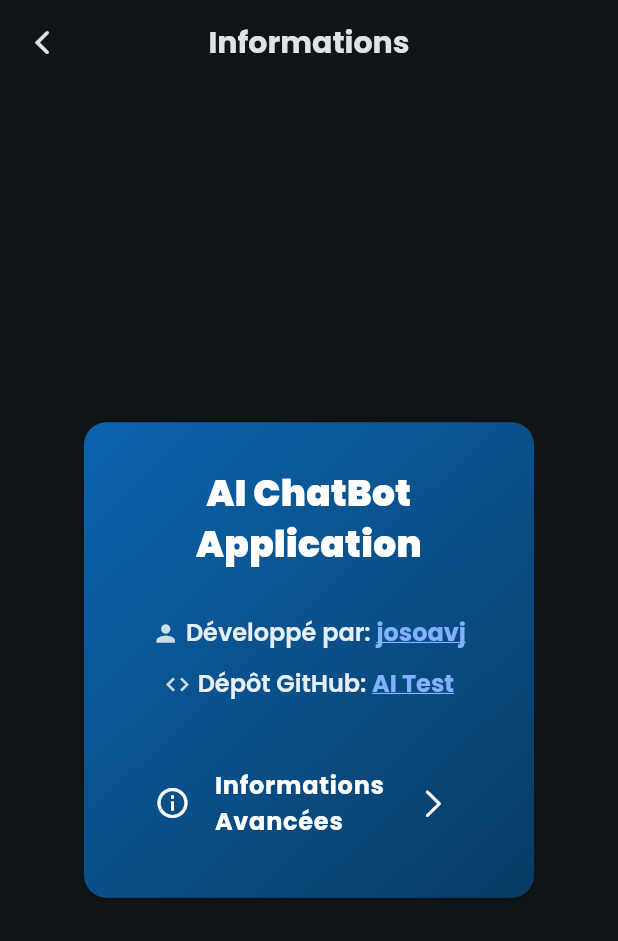
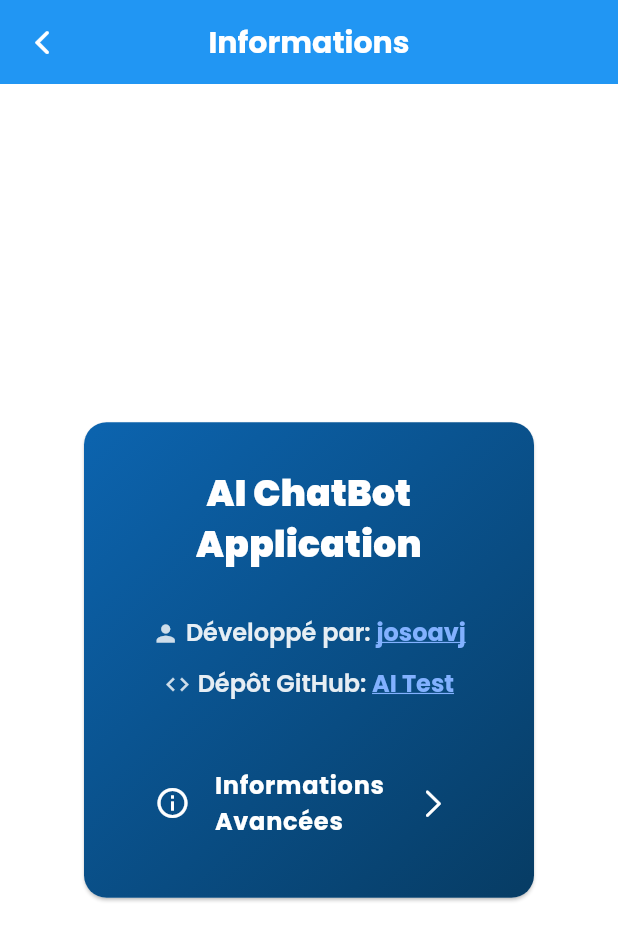
Before and after one commit to josoavj/ai.assistant, a Flutter app: the screen it shows after launch, in the side drawer, after a tap on "À propos", on a phone screen of 412 x 824 dp. Shown: the top 941 px of the screen. Run offline on Flutter 3.47's test engine with Material 3 defaults, Android fonts, the light colour scheme and no system bars; our stand-ins replace firebase_core, flutter_colorpicker, flutter_markdown, google_fonts, google_generative_ai, shared_preferences; accounts and stored records are empty.

Commit message:
Update main.dart

```diff
--- a/lib/main.dart
+++ b/lib/main.dart
@@ -1,31 +1,175 @@
+import 'package:ai_test/pages/settings.dart';
 import 'package:flutter/material.dart';
+import 'package:google_fonts/google_fonts.dart';
+import 'package:shared_preferences/shared_preferences.dart';
 import 'package:provider/provider.dart';
-import 'package:shared_preferences/shared_preferences.dart';
 import 'package:ai_test/screens/chatscreen.dart';
+import 'package:ai_test/screens/settings.dart';
 
-// Class to manage and notify about theme changes
-class ThemeProvider with ChangeNotifier {
-  static const String _themeModeKey = 'themeMode';
+// Classe qui contient les définitions de thème (light et dark).
+class AppThemes {
+  static MaterialColor createMaterialColor(Color color) {
+    List strengths = <double>[.05, .1, .2, .3, .4, .5, .6, .7, .8, .9];
+    Map<int, Color> swatch = {};
+    final int r = color.red, g = color.green, b = color.blue;
 
-  ThemeMode _themeMode = ThemeMode.dark; // Default to dark theme
-
-  ThemeMode get themeMode => _themeMode;
-
-  ThemeProvider() {
-    _loadThemeMode();
+    for (int i = 0; i < 10; i++) {
+      swatch[(strengths[i] * 1000).round()] = Color.fromRGBO(r, g, b, strengths[i]);
+    }
+    return MaterialColor(color.value, swatch);
   }
 
-  Future<void> _loadThemeMode() async {
+  static ThemeData lightTheme(MaterialColor primarySwatch) {
+    return ThemeData(
+      brightness: Brightness.light,
+      primarySwatch: primarySwatch,
+      colorScheme: ColorScheme.fromSwatch(
+        primarySwatch: primarySwatch,
+        brightness: Brightness.light,
+      ),
+      scaffoldBackgroundColor: Colors.white,
+      appBarTheme: AppBarTheme(
+        backgroundColor: primarySwatch,
+        foregroundColor: Colors.white,
+        elevation: 4.0,
+        titleTextStyle: GoogleFonts.poppins(
+          fontSize: 20,
+          fontWeight: FontWeight.bold,
+          color: Colors.white,
+        ),
+        iconTheme: const IconThemeData(
+          color: Colors.white,
+        ),
+      ),
+      textTheme: GoogleFonts.poppinsTextTheme(
+        ThemeData.light().textTheme.apply(
+          bodyColor: Colors.black87,
+          displayColor: Colors.black,
+        ),
+      ),
+      elevatedButtonTheme: ElevatedButtonThemeData(
+        style: ElevatedButton.styleFrom(
+          backgroundColor: primarySwatch,
+          foregroundColor: Colors.white,
+          shape: RoundedRectangleBorder(
+            borderRadius: BorderRadius.circular(8.0),
+          ),
+          padding: const EdgeInsets.symmetric(horizontal: 20, vertical: 12),
+          textStyle: GoogleFonts.poppins(fontWeight: FontWeight.w600),
+        ),
+      ),
+      inputDecorationTheme: InputDecorationTheme(
+        border: OutlineInputBorder(
+          borderRadius: BorderRadius.circular(8.0),
+          borderSide: BorderSide(color: primarySwatch[200]!),
+        ),
+        focusedBorder: OutlineInputBorder(
+          borderRadius: BorderRadius.circular(8.0),
+          borderSide: BorderSide(color: primarySwatch, width: 2.0),
+        ),
+        enabledBorder: OutlineInputBorder(
+          borderRadius: BorderRadius.circular(8.0),
+          borderSide: BorderSide(color: primarySwatch[300]!),
+        ),
+        hintStyle: GoogleFonts.poppins(color: Colors.grey[500]),
+        labelStyle: GoogleFonts.poppins(color: Colors.black87),
+      ),
+    );
+  }
+
+  static ThemeData darkTheme(MaterialColor primarySwatch) {
+    return ThemeData(
+      brightness: Brightness.dark,
+      primarySwatch: primarySwatch,
+      colorScheme: ColorScheme.fromSwatch(
+        primarySwatch: primarySwatch,
+        brightness: Brightness.dark,
+      ),
+      scaffoldBackgroundColor: Colors.grey[900],
+      appBarTheme: AppBarTheme(
+        backgroundColor: primarySwatch[700],
+        foregroundColor: Colors.white,
+        elevation: 4.0,
+        titleTextStyle: GoogleFonts.poppins(
+          fontSize: 20,
+          fontWeight: FontWeight.bold,
+          color: Colors.white,
+        ),
+        iconTheme: const IconThemeData(
+          color: Colors.white,
+        ),
+      ),
+      textTheme: GoogleFonts.poppinsTextTheme(
+        ThemeData.dark().textTheme.apply(
+          bodyColor: Colors.white70,
+          displayColor: Colors.white,
+        ),
+      ),
+      elevatedButtonTheme: ElevatedButtonThemeData(
+        style: ElevatedButton.styleFrom(
+          backgroundColor: primarySwatch,
+          foregroundColor: Colors.white,
+        ),
+      ),
+      inputDecorationTheme: InputDecorationTheme(
+        border: OutlineInputBorder(
+          borderRadius: BorderRadius.circular(8.0),
+          borderSide: BorderSide(color: primarySwatch[700]!),
+        ),
+        focusedBorder: OutlineInputBorder(
+          borderRadius: BorderRadius.circular(8.0),
+          borderSide: BorderSide(color: primarySwatch[300]!, width: 2.0),
+        ),
+        enabledBorder: OutlineInputBorder(
+          borderRadius: BorderRadius.circular(8.0),
+          borderSide: BorderSide(color: primarySwatch[600]!),
+        ),
+        hintStyle: GoogleFonts.poppins(color: Colors.grey[500]),
+        labelStyle: GoogleFonts.poppins(color: Colors.white70),
+      ),
+    );
+  }
+}
+
+// Gère l'état du thème de l'application.
+class ThemeNotifier with ChangeNotifier {
+  static const String _themeModeKey = 'themeMode';
+  static const String _primaryColorValueKey = 'primaryColorValue';
+
+  ThemeMode _currentThemeMode = ThemeMode.light;
+  MaterialColor _primarySwatch = Colors.blue;
+
+  ThemeMode get themeMode => _currentThemeMode;
+  MaterialColor get primarySwatch => _primarySwatch;
+
+  ThemeNotifier() {
+    _loadThemeSettings();
+  }
+
+  Future<void> _loadThemeSettings() async {
     final prefs = await SharedPreferences.getInstance();
-    final isDarkMode = prefs.getBool(_themeModeKey) ?? true;
-    _themeMode = isDarkMode ? ThemeMode.dark : ThemeMode.light;
+    final colorValue = prefs.getInt(_primaryColorValueKey);
+    if (colorValue != null) {
+      _primarySwatch = AppThemes.createMaterialColor(Color(colorValue));
+    }
+    final themeModeIndex = prefs.getInt(_themeModeKey);
+    if (themeModeIndex != null) {
+      _currentThemeMode = ThemeMode.values[themeModeIndex];
+    }
     notifyListeners();
   }
 
   void toggleThemeMode() async {
-    _themeMode = _themeMode == ThemeMode.dark ? ThemeMode.light : ThemeMode.dark;
+    _currentThemeMode = _currentThemeMode == ThemeMode.light ? ThemeMode.dark : ThemeMode.light;
     final prefs = await SharedPreferences.getInstance();
-    await prefs.setBool(_themeModeKey, _themeMode == ThemeMode.dark);
+    await prefs.setInt(_themeModeKey, _currentThemeMode.index);
+    notifyListeners();
+  }
+
+  void changeThemeColor(Color newColor) async {
+    _primarySwatch = AppThemes.createMaterialColor(newColor);
+    final prefs = await SharedPreferences.getInstance();
+    await prefs.setInt(_primaryColorValueKey, newColor.value);
     notifyListeners();
   }
 }
@@ -33,53 +177,32 @@
 void main() {
   runApp(
     ChangeNotifierProvider(
-      create: (context) => ThemeProvider(),
-      child: const MyAI(),
+      create: (context) => ThemeNotifier(),
+      child: const MyApp(),
     ),
   );
 }
 
-class MyAI extends StatelessWidget {
-  const MyAI({super.key});
+class MyApp extends StatelessWidget {
+  const MyApp({super.key});
 
   @override
   Widget build(BuildContext context) {
-    return Consumer<ThemeProvider>(
-      builder: (context, themeProvider, child) {
+    return Consumer<ThemeNotifier>(
+      builder: (context, themeNotifier, child) {
         return MaterialApp(
+          title: 'MyAI Assistant',
           debugShowCheckedModeBanner: false,
-          title: 'CHAT-AI',
-          theme: ThemeHelper.lightTheme(),
-          darkTheme: ThemeHelper.darkTheme(),
-          themeMode: themeProvider.themeMode,
-          home: const ChatScreen(title: 'My Chat-AI'),
+          theme: AppThemes.lightTheme(themeNotifier.primarySwatch),
+          darkTheme: AppThemes.darkTheme(themeNotifier.primarySwatch),
+          themeMode: themeNotifier.themeMode,
+          routes: {
+            '/': (context) => const ChatScreen(title: '',),
+            '/settings': (context) => const Settings(),
+          },
+          initialRoute: '/',
         );
       },
     );
   }
 }
-
-// Helper class to define your themes
-class ThemeHelper {
-  static ThemeData lightTheme() {
-    return ThemeData(
-      colorScheme: ColorScheme.fromSeed(
-        brightness: Brightness.light,
-        seedColor: const Color.fromARGB(255, 171, 222, 244),
-      ),
-      useMaterial3: true,
-      // You can add other light theme properties here
-    );
-  }
-
-  static ThemeData darkTheme() {
-    return ThemeData(
-      colorScheme: ColorScheme.fromSeed(
-        brightness: Brightness.dark,
-        seedColor: const Color.fromARGB(255, 171, 222, 244),
-      ),
-      useMaterial3: true,
-      // You can add other dark theme properties here
-    );
-  }
-}
```
